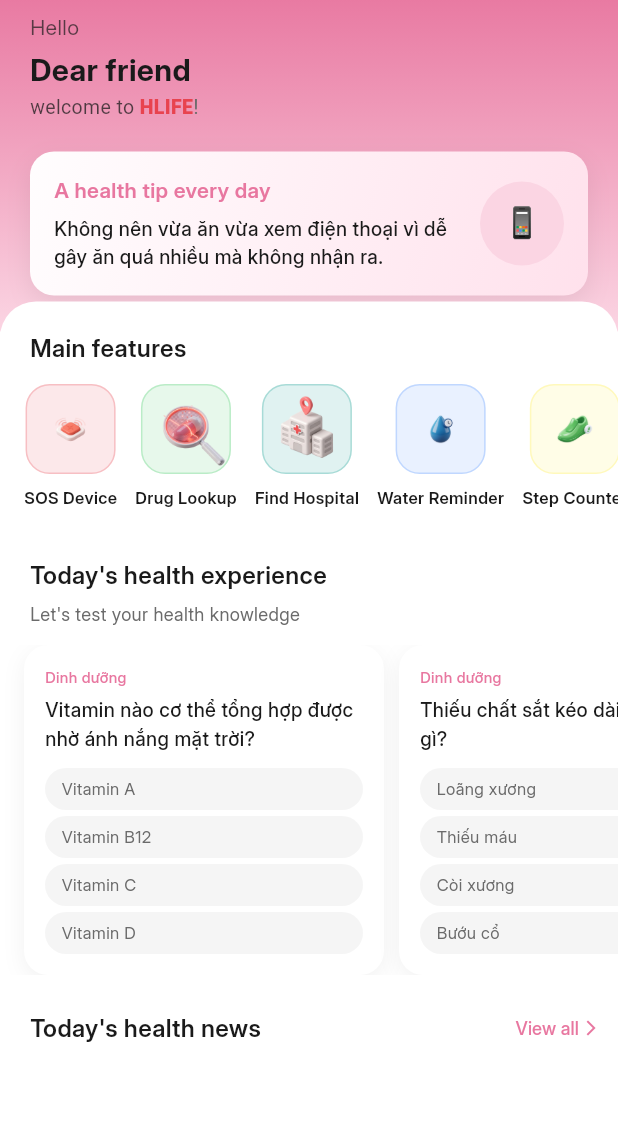
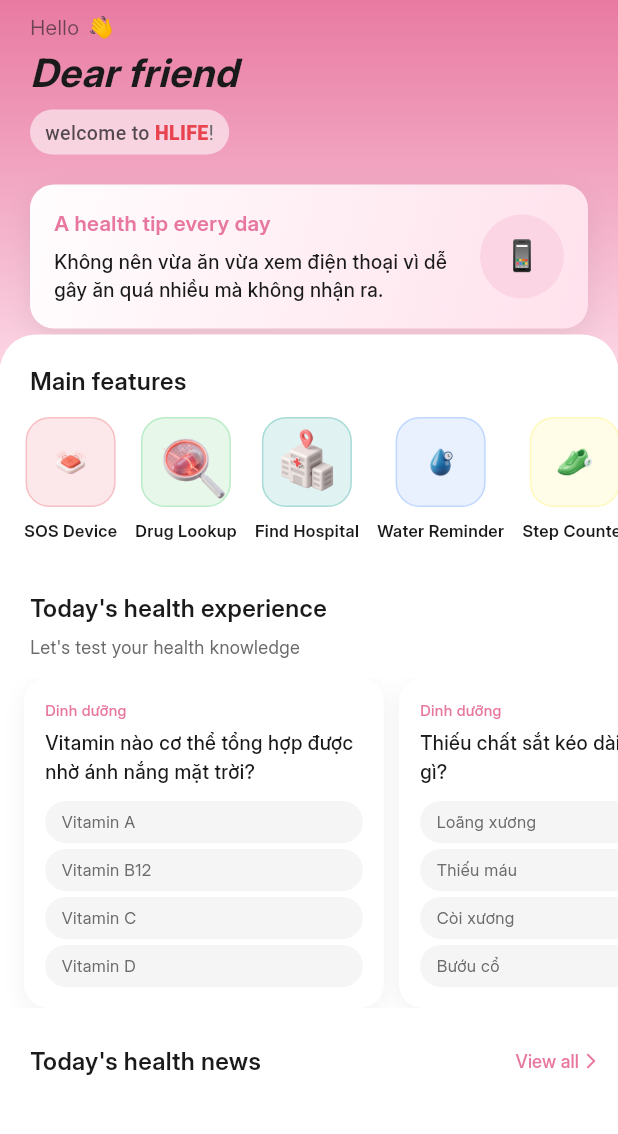
Before and after one commit to huynh-dang187/HealthLife, a Flutter app: the HomeScreen screen opened directly, on a phone screen of 412 x 824 dp, the part 93-1227 px from its top. Run offline on Flutter 3.47's test engine with Material 3 defaults, Android fonts, the phone set to English and light mode, and no system bars; our stand-ins replace audioplayers, cached_network_image, cloud_firestore, easy_localization, equatable, firebase_auth and 25 more; missing offline and left inert: liquid_glass_renderer, webfeed_revised; accounts and stored records are empty; network calls fail.

Commit message:
update : change structre avoid blocprovider in page

```diff
--- a/lib/src/features/home/presentation/widgets/dashboard_app_bar.dart
+++ b/lib/src/features/home/presentation/widgets/dashboard_app_bar.dart
@@ -48,10 +48,12 @@ class _RoundAction extends StatelessWidget {
   const _RoundAction({
     required this.icon,
     required this.onTap,
+    this.hasDot = false,
   });
 
   final Widget icon;
   final VoidCallback onTap;
+  final bool hasDot;
 
   @override
   Widget build(BuildContext context) {
--- a/lib/src/features/home/presentation/widgets/greeting_banner.dart
+++ b/lib/src/features/home/presentation/widgets/greeting_banner.dart
@@ -19,23 +19,41 @@ class GreetingBanner extends StatelessWidget {
       child: Column(
         crossAxisAlignment: CrossAxisAlignment.start,
         children: [
+          Row(
+            children: [
               AppText.regular(
                 context.tr(LocaleKeys.home_greeting_hello),
                 fontSize: 14,
-            color: UIColors.black.withValues(alpha: 0.7),
+                color: UIColors.black.withValues(alpha: 0.6),
               ),
-          4.gap,
-          AppText.bold(
+              6.gap,
+              AppText.regular(
+                '👋',
+              ),
+            ],
+          ),
+          2.gap,
+          AppText.italic(
             _greetingName(context),
-            fontSize: 20,
+            fontSize: 26,
+            color: UIColors.black,
+            fontWeight: FontWeight.bold,
           ),
-          Text.rich(
+          6.gap,
+          Container(
+            padding: const EdgeInsets.symmetric(horizontal: 10, vertical: 5),
+            decoration: BoxDecoration(
+              color: UIColors.white.withValues(alpha: 0.55),
+              borderRadius: BorderRadius.circular(20),
+            ),
+            child: Text.rich(
               TextSpan(
                 children: [
                   TextSpan(
                     text: context.tr(LocaleKeys.home_greeting_welcome_to),
                     style: TextStyle(
                       fontSize: 13,
+                      fontWeight: FontWeight.w500,
                       color: UIColors.black.withValues(alpha: 0.75),
                     ),
                   ),
@@ -43,12 +61,13 @@ class GreetingBanner extends StatelessWidget {
                     text: 'HLIFE',
                     style: TextStyle(
                       fontSize: 13,
-                    color: UIColors.coral, // ← HLIFE màu hồng
+                      color: UIColors.coral,
                       fontWeight: FontWeight.w900,
                     ),
                   ),
                   const TextSpan(text: '!'),
                 ],
+              ),
             ),
           ),
           20.gap,
--- a/lib/src/features/home/presentation/widgets/news_section.dart
+++ b/lib/src/features/home/presentation/widgets/news_section.dart
@@ -22,7 +22,6 @@ class NewsSection extends StatelessWidget {
     return Column(
       crossAxisAlignment: CrossAxisAlignment.start,
       children: [
-        // Header "Bảng tin sức khỏe hôm nay" + nút "Xem tất cả" (onTap: () {} để sau)
         Padding(
           padding: const EdgeInsets.only(left: 20, right: 12, top: 24),
           child: Row(
@@ -57,7 +56,6 @@ class NewsSection extends StatelessWidget {
         12.gap,
         BlocBuilder<HealthNewsCubit, HealthNewsState>(
           builder: (context, state) {
-            // Loading: chưa có tin → skeleton
             if (state.status == BlocStatus.loading && state.news.isEmpty) {
               return const Padding(
                 padding: EdgeInsets.symmetric(horizontal: 16),
@@ -71,11 +69,11 @@ class NewsSection extends StatelessWidget {
                 ),
               );
             }
-            // Failure: chưa có tin → ẩn section
+
             if (state.status == BlocStatus.failure && state.news.isEmpty) {
               return const SizedBox.shrink();
             }
-            // Có tin → hiện 3 tin mới nhất (ảnh thật + thời gian tương đối)
+
             final items = state.news.take(10).toList();
             return Padding(
               padding: const EdgeInsets.symmetric(horizontal: 16),
--- a/lib/src/shared/router/app_router.dart
+++ b/lib/src/shared/router/app_router.dart
@@ -22,9 +22,6 @@ import 'package:healthlife/src/features/hospital_finder/presentation/page/hospit
 import 'package:healthlife/src/features/introduction/presentation/page/introduction_screen.dart';
 import 'package:healthlife/src/features/medicine_search/presentation/cubit/medicine_search_cubit.dart';
 import 'package:healthlife/src/features/medicine_search/presentation/page/medicine_search_page.dart';
-import 'package:healthlife/src/features/nutrition/data/datasources/nutrition_remote_data_source.dart';
-import 'package:healthlife/src/features/nutrition/data/repositories/nutrition_repository.dart';
-import 'package:healthlife/src/features/nutrition/presentation/cubit/foodSearch/food_search_cubit.dart';
 import 'package:healthlife/src/features/nutrition/presentation/pages/food_search_screen.dart';
 import 'package:healthlife/src/features/nutrition/presentation/pages/nutrition_dashboard_screen.dart';
 import 'package:healthlife/src/features/profile/presentation/pages/profile_screen.dart';
@@ -165,14 +162,7 @@ class AppRouter {
       ),
       _route(
         RouteNames.nutrition_food_search,
-        (_) => BlocProvider(
-          create: (context) => FoodSearchCubit(
-            NutritionRepository(
-              NutritionRemoteDataSource(),
-            ),
-          ),
-          child: const FoodSearchScreen(),
-        ),
+        (_) => const FoodSearchScreen(),
       ),
       StatefulShellRoute.indexedStack(
         builder: (context, state, navigationShell) =>
```
Also changed, not shown: lib/src/features/nutrition/presentation/pages/food_search_screen.dart (+19 -3 lines), lib/src/features/nutrition/presentation/widgets/add_food_amount_sheet.dart (+14 -3 lines). Lines whose indentation alone changed are shown as unchanged.
